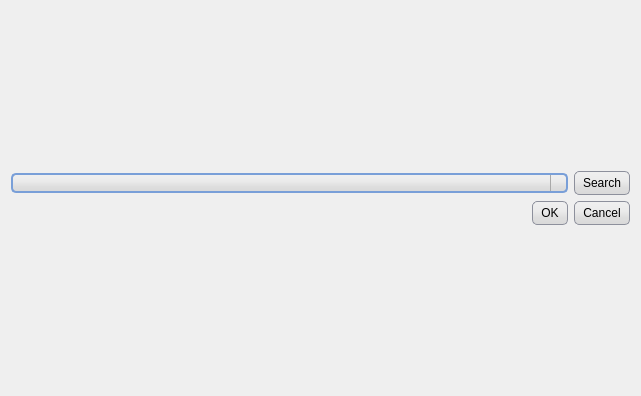
This is libqomp/src/plugins/qompplugingettunesdlg.ui in qomp/qomp as Qt 5 draws it before an edit. The edited form follows.
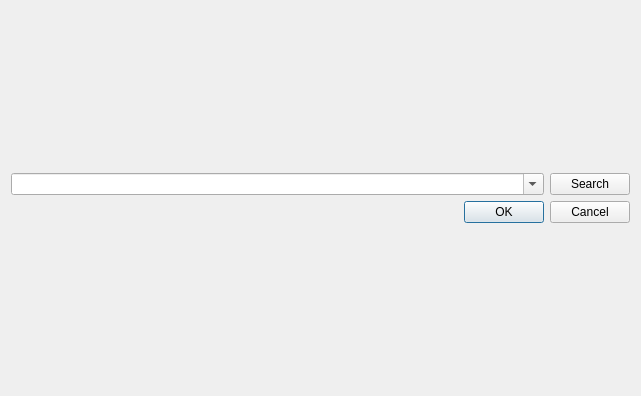
This is the edited form. Icons and pictures are not drawn. Custom widgets are drawn as their Qt base class.

The edit to the form file:
```diff
--- a/libqomp/src/plugins/qompplugingettunesdlg.ui
+++ b/libqomp/src/plugins/qompplugingettunesdlg.ui
@@ -14,188 +14,7 @@
    <string/>
   </property>
   <property name="styleSheet">
-   <string notr="true">QDialog { 
-	color: black;
-	background: qlineargradient(x1: 0, y1: 0, x2: 0, y2: 1,
-                                stop: 0 #C1C7F5, stop: 1 #8ab4f6);
-}
-
-QTreeView, QListView, QListWidget { 
-    background-color: #DFE1F5;
-	border-radius: 5px;
-	font: 14px;
-}
-
-QToolButton { 
-     background: qlineargradient(x1: 0, y1: 0, x2: 0, y2: 1, stop: 0 #f0f0f0, stop: 0.4 #ebebeb, stop: 0.7 #dedede, stop: 1.0 #d9d9d9); 
-     border: 2px solid #799fd8; 
-     border-top-left-radius: 5px; 
-     border-bottom-left-radius: 5px; 
-     border-bottom-right-radius: 5px; 
-     border-top-right-radius: 5px; 
-     width: 28px; 
-     height: 28px; 
-	 padding: 1px;
-	 icon-size: 28px;
-}
-
-QToolButton:hover { 
-	background: qlineargradient(x1: 0, y1: 0, x2: 0, y2: 1,
-                                stop: 0 #f0f0f0, stop: 1 #DFE1F5);
-	border: 2px solid #8ab4f6;
-}
-
-QToolButton:pressed { 
-     background: qlineargradient(x1: 0, y1: 0, x2: 0, y2: 1, stop: 0 #8faed5, stop: 0.4 #6dadfa, stop: 0.7 #368ef9, stop: 1.0 #358bf3); 
-     border: 2px solid #698ebf; 
-     border-top-left-radius: 5px; 
-     border-bottom-left-radius: 5px; 
-     border-bottom-right-radius: 5px; 
-     border-top-right-radius: 4px; 
-}
-
-QToolButton:checked { 
-	background: qlineargradient(spread:pad, x1:0, y1:0, x2:0.191, y2:1, stop:0 rgba(223, 225, 245, 255), stop:0.39196 rgba(207, 209, 245, 255), stop:0.859296 rgba(109, 160, 219, 255), stop:1 rgba(62, 85, 221, 255));
-     border: 2px solid #698ebf; 
-     border-top-left-radius: 5px; 
-     border-bottom-left-radius: 5px; 
-     border-bottom-right-radius: 5px; 
-     border-top-right-radius: 4px; 
-}
-
-QLabel { 
-    color: #3244C9; 
-}
-
-QComboBox { 
-     background: qlineargradient(x1: 0, y1: 0, x2: 0, y2: 1, stop: 0 #f0f0f0, stop: 0.4 #ebebeb, stop: 0.7 #dedede, stop: 1.0 #d9d9d9);  
-     border: 2px solid #799fd8;  
-     border-radius: 5px;  
-     padding-right: 5px; 
-     padding-left: 5px; 
-}
-
-QComboBox::drop-down {
-    width: 15px;
-    border-left-width: 1px;
-    border-left-color: darkgray;
-    border-left-style: solid;
-    border-top-right-radius: 5px;
-    border-bottom-right-radius: 5px;
-}
-
-QComboBox::down-arrow {
-	icon-size: 8px;
-	image: url(:/icons/arrow-down);
-}
-
-QPushButton { 
-     background: qlineargradient(x1: 0, y1: 0, x2: 0, y2: 1, stop: 0 #f0f0f0, stop: 0.4 #ebebeb, stop: 0.7 #dedede, stop: 1.0 #d9d9d9); 
-     border: 1px solid #8d909c; 
-     border-color: #8d909c; 
-     border-radius: 5px;
-	padding : 4px 8px;
-}
-
-QPushButton:pressed { 
-     background: qlineargradient(x1: 0, y1: 0, x2: 0, y2: 1, stop: 0 #aaaaaa, stop: 0.4 #d5d5d5, stop: 0.7 #d5d5d5, stop: 1.0 #c6c6c6); 
-     border: 1px solid #717171; 
-     border-color: #717171; 
-}
-
-QMenu {
-    background-color: #8ab4f6;
-    border: 1px solid #698ebf;
-}
-
-QMenu::item {
-    background-color: transparent;
-}
-
-QMenu::item:selected {
-	color: black;
-   	background: qlineargradient(x1: 0, y1: 0, x2: 1, y2: 0,
-                                stop: 0 #DFE1F5, stop: 1 #8ab4f6);
-}
-
-QToolTip {
- 	background: qlineargradient(x1: 0, y1: 0, x2: 0, y2: 1, stop: 0 #f0f0f0, stop: 0.4 	#ebebeb, stop: 0.7 #dedede, stop: 1.0 #d9d9d9);
-	border-radius: 5px; 
-	border: 2px solid #698ebf;
-	padding: 2px;
-	color: black;
-}
-
-QDialogButtonBox {
-	dialogbuttonbox-buttons-have-icons: 1;
-	dialog-ok-icon: url(&quot;:/icons/ok&quot;);
-	dialog-cancel-icon: url(&quot;:/icons/cancel&quot;);
-}
-
-QTabWidget:pane {
-	border-radius: 5px;
-}
-
-QTabBar::tab {
-	border: 2px solid #698ebf;
-    border-top-left-radius: 5px;
-    border-top-right-radius: 5px;
-	padding: 3px 6px;
-	width: 100px;
-}
-
-QTabBar:tab-bar {
-	left: 5px;
-}
-
-QTabBar::tab:hover {
- 	background: qlineargradient(x1: 0, y1: 0, x2: 0, y2: 1,
-                                stop: 0 #C1C7F5, stop: 1 #8ab4f6);   
-}
-
-QTabBar::tab:selected {
-	 background: qlineargradient(spread:pad, x1:0, y1:0, x2:0.191, y2:1, stop:0 			rgba(223, 225, 245, 255), stop:0.39196 rgba(207, 209, 245, 255), stop:0.859296 rgba(109, 160, 219, 255), stop:1 rgba(62, 85, 221, 255));
-}
-
- QScrollBar:vertical {
-     border: 2px solid #799fd8;
-     background: #DFE1F5;
-     width: 18px;
-	 margin: 25px 0px;
- }
- QScrollBar::handle:vertical {
-     min-height: 20px;
-	 border-radius: 5px;
-	 border: 2px solid #799fd8;
-	 background: rgba(62, 85, 221, 255);
- }
- QScrollBar::add-line:vertical {
-     border: 2px solid #799fd8;
-     background: rgba(62, 85, 221, 255);
-     height: 20px;
-	 border-bottom-left-radius: 5px;
-     border-bottom-right-radius: 5px;
-     subcontrol-position: bottom;
-     subcontrol-origin: margin;
-	 image: url(:/icons/arrow-down);
-	 margin-bottom: 5px;
- }
-
- QScrollBar::sub-line:vertical {
-     border: 2px solid #799fd8;
-	 border-top-left-radius: 5px;
-     border-top-right-radius: 5px;
-     background: rgba(62, 85, 221, 255);
-     height: 20px;
-	 subcontrol-position: top;
-     subcontrol-origin: margin;
-	 image: url(:/icons/arrow-up);
-	 margin-top: 5px;   
- }
-
- QScrollBar::add-page:vertical, QScrollBar::sub-page:vertical {
-     background: none;
- }</string>
+   <string notr="true"/>
   </property>
   <layout class="QVBoxLayout" name="verticalLayout_2">
    <item>
```
Left out of the diff: 6 changed lines with no effect on the pictures.
